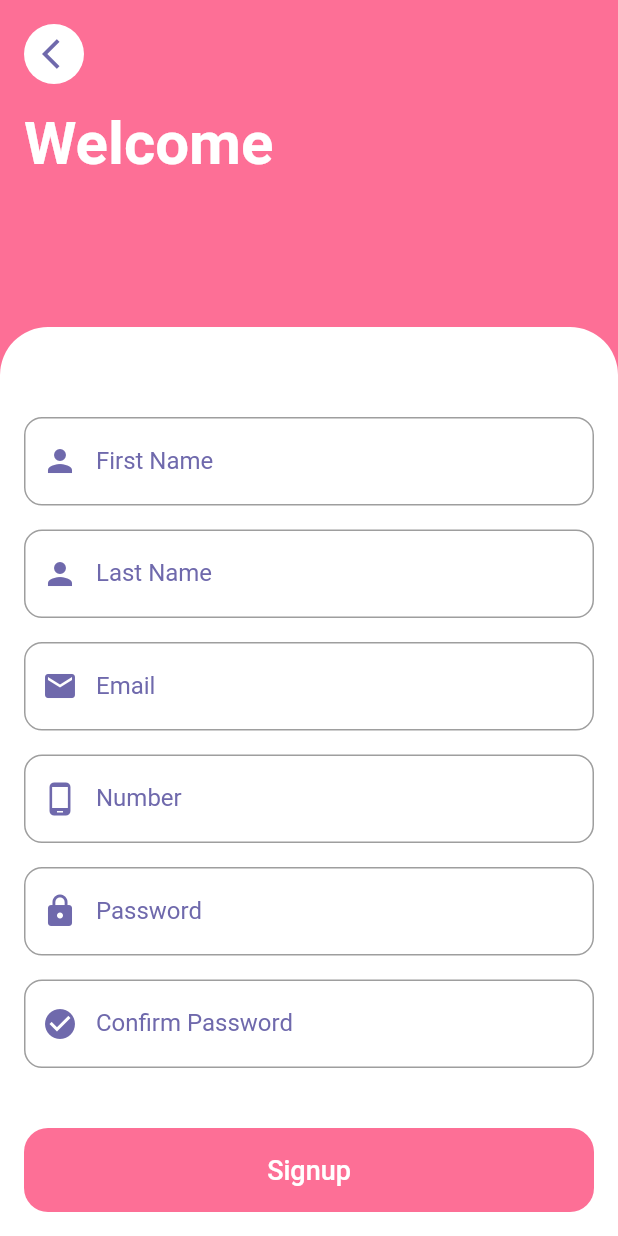
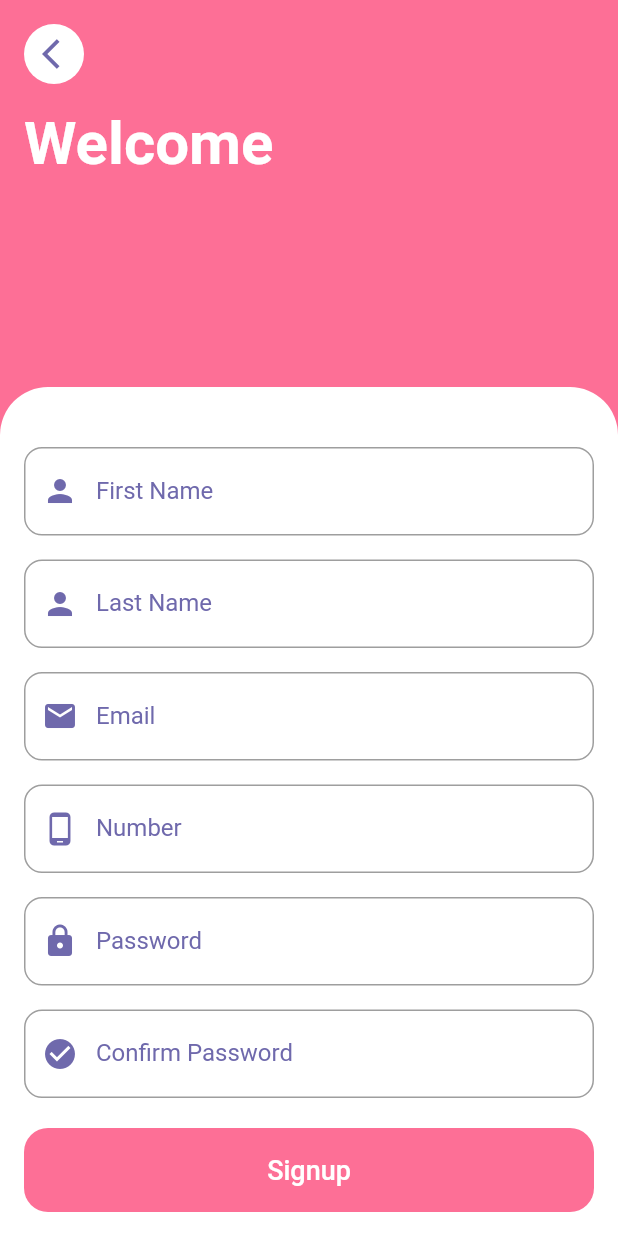
Before and after one commit to feenotifier/apps, a Flutter app: the LoginLandingScreen screen opened directly, after a tap on "Signup", on a phone screen of 412 x 824 dp. Run offline on Flutter 3.47's test engine with Material 2 defaults, Android fonts, the phone set to English and light mode, and no system bars; our stand-ins replace flutter_secure_storage; accounts and stored records are empty.

Commit message:
fix pixel overflow

```diff
--- a/lib/sections/login/landing.dart
+++ b/lib/sections/login/landing.dart
@@ -203,7 +203,7 @@
                       ),
                       Padding(
                         padding: const EdgeInsets.only(
-                          top: Distance_Unit * 40,
+                          top: Distance_Unit * 20,
                         ),
                         child: GenericButtons(
                           title: "Login",
--- a/lib/sections/signup/landing.dart
+++ b/lib/sections/signup/landing.dart
@@ -161,7 +161,7 @@
                     left: Distance_Unit * 4,
                     right: Distance_Unit * 4,
                     bottom: Distance_Unit * 4,
-                    top: Distance_Unit * 15,
+                    top: Distance_Unit * 10,
                   ),
                   child: Column(
                     children: [
@@ -246,18 +246,15 @@
                         focusBorderColor: Color(0xFFFD6F96),
                         labelTextColor: Color(0xFF6F69AC),
                       ),
-                      Padding(
-                        padding: const EdgeInsets.only(
-                          top: Distance_Unit * 10,
+                      SizedBox(
+                        height: Distance_Unit * 5,
                       ),
-                        child: GenericButtons(
+                      GenericButtons(
                         title: "Signup",
                         backgroundColor: Color(0xFFFD6F96),
                         textColor: Colors.white,
-
                         onTap: () async {
                           http.Response response = await createAlbum(
-
                             firstName,
                             lastName,
                             email,
@@ -266,9 +263,7 @@
                           );
 
                           print(response.body);
-
                         },
-                        ),
                       ),
                     ],
                   ),
```
Also changed, not shown: pubspec.lock, 3 other files. Lines whose indentation alone changed are shown as unchanged.
